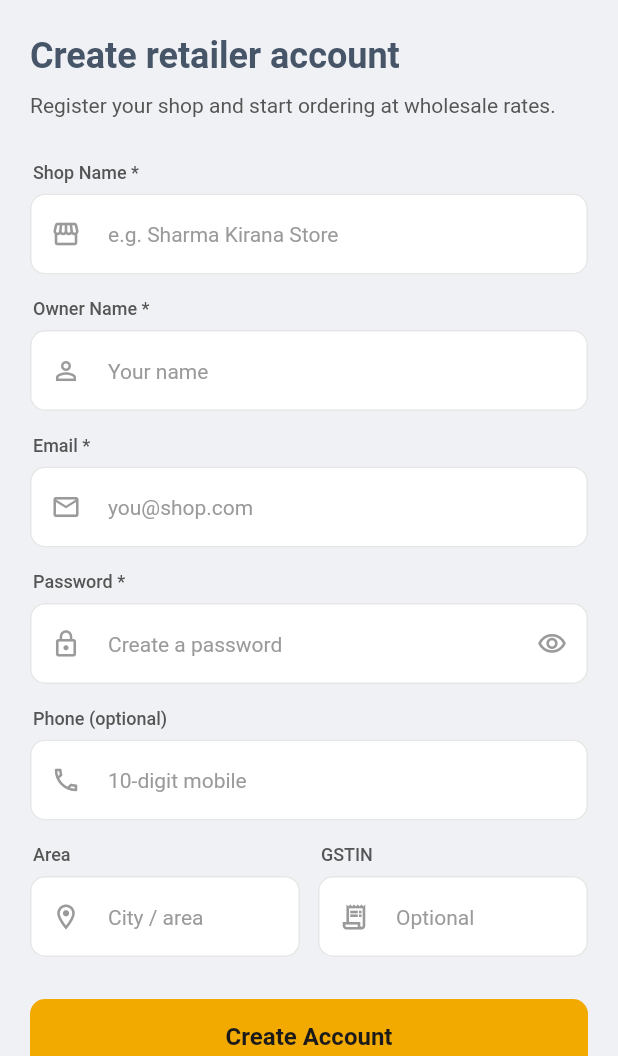
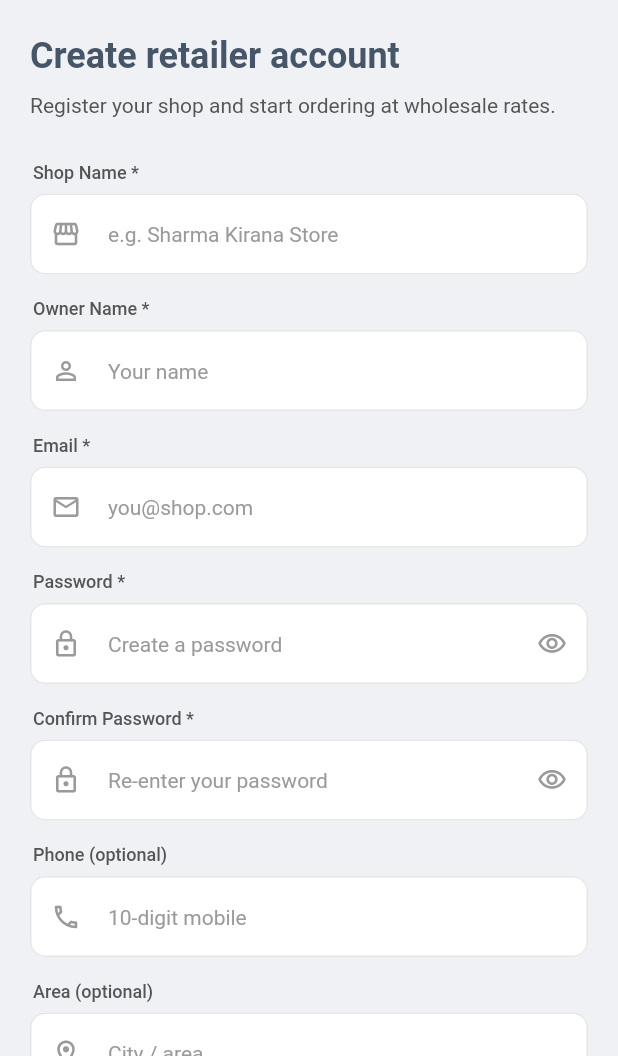
Before and after one commit to techkeshav23/Dairy-Saathi, a Flutter app: the SignUpScreen screen opened by its route, on a phone screen of 412 x 824 dp, the part 180-1236 px from its top. Run offline on Flutter 3.47's test engine with Material 3 defaults, Android fonts, the phone set to English and light mode, and no system bars; our stand-ins replace cached_network_image, carousel_slider, google_fonts, image_picker, pdf, printing and 5 more; accounts and stored records are empty.

Commit message:
major changes

```diff
--- a/lib/features/auth/sign_up_screen.dart
+++ b/lib/features/auth/sign_up_screen.dart
@@ -20,11 +20,14 @@ class _SignUpScreenState extends State<SignUpScreen> {
   final _owner = TextEditingController();
   final _email = TextEditingController();
   final _password = TextEditingController();
+  final _confirm = TextEditingController();
   final _phone = TextEditingController();
   final _area = TextEditingController();
-  final _gst = TextEditingController();
+  final _idNumber = TextEditingController();
   final _formKey = GlobalKey<FormState>();
   bool _obscure = true;
+  bool _obscureConfirm = true;
+  String _idType = 'gst'; // 'gst' | 'pan' | 'aadhaar'
 
   Future<void> _signUp() async {
     if (!_formKey.currentState!.validate()) return;
@@ -36,7 +39,8 @@ class _SignUpScreenState extends State<SignUpScreen> {
       shopName: _shop.text.trim(),
       ownerName: _owner.text.trim(),
       phone: _phone.text.trim(),
-      gstin: _gst.text.trim(),
+      idType: _idType,
+      idNumber: _idNumber.text.trim().toUpperCase(),
       area: _area.text.trim(),
     );
     if (!mounted) return;
@@ -56,9 +60,10 @@ class _SignUpScreenState extends State<SignUpScreen> {
     _owner.dispose();
     _email.dispose();
     _password.dispose();
+    _confirm.dispose();
     _phone.dispose();
     _area.dispose();
-    _gst.dispose();
+    _idNumber.dispose();
     super.dispose();
   }
 
@@ -134,22 +139,45 @@ class _SignUpScreenState extends State<SignUpScreen> {
                         ))),
                 const SizedBox(height: 14),
 
+                _label('Confirm Password *'),
+                TextFormField(controller: _confirm, obscureText: _obscureConfirm,
+                    validator: (v) {
+                      if (v == null || v.isEmpty) return 'Re-enter your password';
+                      if (v != _password.text) return 'Passwords do not match';
+                      return null;
+                    },
+                    decoration: _decoration('Re-enter your password', Icons.lock_outline,
+                        suffix: IconButton(
+                          icon: Icon(_obscureConfirm ? Icons.visibility_outlined : Icons.visibility_off_outlined, color: AppColors.textLight, size: 20),
+                          onPressed: () => setState(() => _obscureConfirm = !_obscureConfirm),
+                        ))),
+                const SizedBox(height: 14),
+
                 _label('Phone (optional)'),
                 TextFormField(controller: _phone, keyboardType: TextInputType.phone,
                     decoration: _decoration('10-digit mobile', Icons.phone_outlined)),
                 const SizedBox(height: 14),
 
+                _label('Area (optional)'),
+                TextFormField(controller: _area, decoration: _decoration('City / area', Icons.location_on_outlined)),
+                const SizedBox(height: 14),
+
+                _label('ID Proof *'),
                 Row(children: [
-                  Expanded(child: Column(crossAxisAlignment: CrossAxisAlignment.start, children: [
-                    _label('Area'),
-                    TextFormField(controller: _area, decoration: _decoration('City / area', Icons.location_on_outlined)),
-                  ])),
-                  const SizedBox(width: 12),
-                  Expanded(child: Column(crossAxisAlignment: CrossAxisAlignment.start, children: [
-                    _label('GSTIN'),
-                    TextFormField(controller: _gst, textCapitalization: TextCapitalization.characters, decoration: _decoration('Optional', Icons.receipt_long_outlined)),
-                  ])),
+                  _idChip('GST', 'gst'),
+                  const SizedBox(width: 8),
+                  _idChip('PAN', 'pan'),
+                  const SizedBox(width: 8),
+                  _idChip('Aadhaar', 'aadhaar'),
                 ]),
+                const SizedBox(height: 10),
+                TextFormField(
+                  controller: _idNumber,
+                  textCapitalization: _idType == 'aadhaar' ? TextCapitalization.none : TextCapitalization.characters,
+                  keyboardType: _idType == 'aadhaar' ? TextInputType.number : TextInputType.text,
+                  validator: _validateId,
+                  decoration: _decoration(_idHint, Icons.badge_outlined),
+                ),
                 const SizedBox(height: 28),
 
                 CustomButton(text: 'Create Account', isLoading: auth.loading, onPressed: _signUp),
@@ -176,4 +204,57 @@ class _SignUpScreenState extends State<SignUpScreen> {
         padding: const EdgeInsets.only(bottom: 6, left: 2),
         child: Text(t, style: robotoMedium.copyWith(fontSize: Dimensions.fontSizeSmall, color: AppColors.textMedium)),
       );
+
+  String get _idHint => _idType == 'gst'
+      ? '15-character GSTIN'
+      : _idType == 'pan'
+          ? '10-character PAN (e.g. ABCDE1234F)'
+          : '12-digit Aadhaar number';
+
+  Widget _idChip(String label, String value) {
+    final selected = _idType == value;
+    return Expanded(
+      child: GestureDetector(
+        onTap: () => setState(() {
+          _idType = value;
+          _idNumber.clear();
+        }),
+        child: Container(
+          padding: const EdgeInsets.symmetric(vertical: 11),
+          alignment: Alignment.center,
+          decoration: BoxDecoration(
+            color: selected ? AppColors.primary : AppColors.card,
+            borderRadius: BorderRadius.circular(Dimensions.radiusDefault),
+            border: Border.all(color: selected ? AppColors.primary : AppColors.border),
+          ),
+          child: Text(label,
+              style: robotoMedium.copyWith(
+                  color: selected ? Colors.white : AppColors.textMedium, fontSize: Dimensions.fontSizeSmall)),
+        ),
+      ),
+    );
+  }
+
+  String? _validateId(String? v) {
+    final s = (v ?? '').trim().toUpperCase();
+    if (s.isEmpty) {
+      return _idType == 'gst'
+          ? 'Enter your GSTIN'
+          : _idType == 'pan'
+              ? 'Enter your PAN'
+              : 'Enter your Aadhaar number';
+    }
+    switch (_idType) {
+      case 'gst':
+        if (!RegExp(r'^[0-9A-Z]{15}$').hasMatch(s)) return 'GSTIN must be 15 characters';
+        break;
+      case 'pan':
+        if (!RegExp(r'^[A-Z]{5}[0-9]{4}[A-Z]$').hasMatch(s)) return 'Invalid PAN (e.g. ABCDE1234F)';
+        break;
+      case 'aadhaar':
+        if (!RegExp(r'^[0-9]{12}$').hasMatch(s)) return 'Aadhaar must be 12 digits';
+        break;
+    }
+    return null;
+  }
 }
```
Also changed, not shown: lib/providers/auth_provider.dart (+31 -4 lines), 5 other files.
